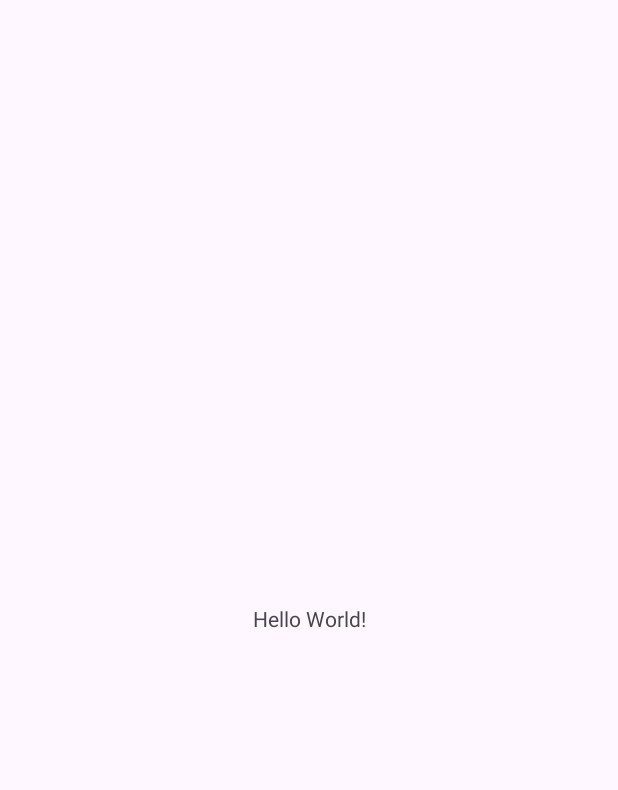
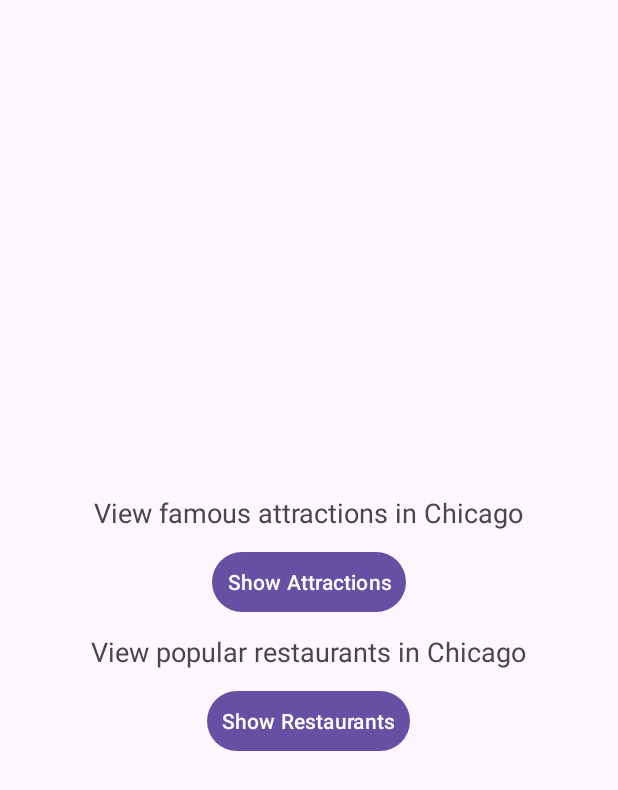
Before and after one commit to akhilmw2/Android_Project_3_A1, an Android app: the screen it shows after launch (MainActivity), on a phone screen of 412 x 824 dp. Before the commit the part shown is almost empty. Shown: the top 790 px of the screen. Run offline under Robolectric (Android 15) with nearby library versions, the phone set to English and light mode, and no system bars.

Commit message:
Added orientations

```diff
--- a/app/src/main/java/com/example/android_project_3_a1/MainActivity.java
+++ b/app/src/main/java/com/example/android_project_3_a1/MainActivity.java
@@ -15,7 +15,7 @@ public class MainActivity extends AppCompatActivity {
         super.onCreate(savedInstanceState);
         EdgeToEdge.enable(this);
         setContentView(R.layout.activity_main);
-        ViewCompat.setOnApplyWindowInsetsListener(findViewById(R.id.main), (v, insets) -> {
+        ViewCompat.setOnApplyWindowInsetsListener(findViewById(R.id.mainLayout), (v, insets) -> {
             Insets systemBars = insets.getInsets(WindowInsetsCompat.Type.systemBars());
             v.setPadding(systemBars.left, systemBars.top, systemBars.right, systemBars.bottom);
             return insets;
--- /dev/null
+++ b/app/src/main/res/layout-land/activity_main.xml
@@ -0,0 +1,65 @@
+<?xml version="1.0" encoding="utf-8"?>
+<LinearLayout xmlns:android="http://schemas.android.com/apk/res/android"
+    xmlns:tools="http://schemas.android.com/tools"
+    android:id="@+id/mainLayout"
+    android:layout_width="match_parent"
+    android:layout_height="match_parent"
+    android:orientation="horizontal"
+    android:gravity="center"
+    android:padding="16dp"
+    tools:context=".MainActivity">
+
+    <LinearLayout
+        android:layout_width="0dp"
+        android:layout_height="match_parent"
+        android:layout_weight="1"
+        android:orientation="vertical"
+        android:gravity="center">
+
+        <!-- Text for Attractions -->
+        <TextView
+            android:id="@+id/text_attractions"
+            android:layout_width="wrap_content"
+            android:layout_height="wrap_content"
+            android:text="@string/view_famous_attractions_in_chicago"
+            android:textSize="18sp"
+            android:padding="10dp"/>
+
+        <Button
+            android:id="@+id/btn_attractions"
+            android:layout_width="wrap_content"
+            android:layout_height="wrap_content"
+            android:text="@string/show_attractions"
+            android:padding="10dp"/>
+    </LinearLayout>
+
+    <View
+        android:layout_width="2dp"
+        android:layout_height="match_parent"
+        android:background="@android:color/darker_gray"/>
+
+    <LinearLayout
+        android:layout_width="0dp"
+        android:layout_height="match_parent"
+        android:layout_weight="1"
+        android:orientation="vertical"
+        android:gravity="center">
+
+        <!-- Text for Restaurants -->
+        <TextView
+            android:id="@+id/text_restaurants"
+            android:layout_width="wrap_content"
+            android:layout_height="wrap_content"
+            android:text="@string/view_popular_restaurants_in_chicago"
+            android:textSize="18sp"
+            android:padding="10dp"/>
+
+        <Button
+            android:id="@+id/btn_restaurants"
+            android:layout_width="wrap_content"
+            android:layout_height="wrap_content"
+            android:text="@string/show_restaurants"
+            android:padding="10dp"/>
+    </LinearLayout>
+
+</LinearLayout>
--- a/app/src/main/res/layout/activity_main.xml
+++ b/app/src/main/res/layout/activity_main.xml
@@ -1,19 +1,44 @@
 <?xml version="1.0" encoding="utf-8"?>
-<androidx.constraintlayout.widget.ConstraintLayout xmlns:android="http://schemas.android.com/apk/res/android"
-    xmlns:app="http://schemas.android.com/apk/res-auto"
+<LinearLayout xmlns:android="http://schemas.android.com/apk/res/android"
     xmlns:tools="http://schemas.android.com/tools"
-    android:id="@+id/main"
+    android:id="@+id/mainLayout"
     android:layout_width="match_parent"
     android:layout_height="match_parent"
+    android:orientation="vertical"
+    android:gravity="center"
+    android:padding="16dp"
     tools:context=".MainActivity">
 
+    <!-- TextView Descriptions -->
+
     <TextView
+        android:id="@+id/text_attractions"
         android:layout_width="wrap_content"
         android:layout_height="wrap_content"
-        android:text="Hello World!"
-        app:layout_constraintBottom_toBottomOf="parent"
-        app:layout_constraintEnd_toEndOf="parent"
-        app:layout_constraintStart_toStartOf="parent"
-        app:layout_constraintTop_toTopOf="parent" />
+        android:padding="10dp"
+        android:text="@string/view_famous_attractions_in_chicago"
+        android:textSize="18sp" />
 
-</androidx.constraintlayout.widget.ConstraintLayout>
+    <Button
+        android:id="@+id/btn_attractions"
+        android:layout_width="wrap_content"
+        android:layout_height="wrap_content"
+        android:text="@string/show_attractions"
+        android:padding="10dp"/>
+
+    <TextView
+        android:id="@+id/text_restaurants"
+        android:layout_width="wrap_content"
+        android:layout_height="wrap_content"
+        android:text="@string/view_popular_restaurants_in_chicago"
+        android:textSize="18sp"
+        android:padding="10dp"/>
+
+    <Button
+        android:id="@+id/btn_restaurants"
+        android:layout_width="wrap_content"
+        android:layout_height="wrap_content"
+        android:text="@string/show_restaurants"
+        android:padding="10dp"/>
+
+</LinearLayout>
--- a/app/src/main/res/values/strings.xml
+++ b/app/src/main/res/values/strings.xml
@@ -1,3 +1,7 @@
 <resources>
     <string name="app_name">Android_Project_3_A1</string>
+    <string name="view_famous_attractions_in_chicago">View famous attractions in Chicago</string>
+    <string name="show_attractions">Show Attractions</string>
+    <string name="view_popular_restaurants_in_chicago">View popular restaurants in Chicago</string>
+    <string name="show_restaurants">Show Restaurants</string>
 </resources>
```
